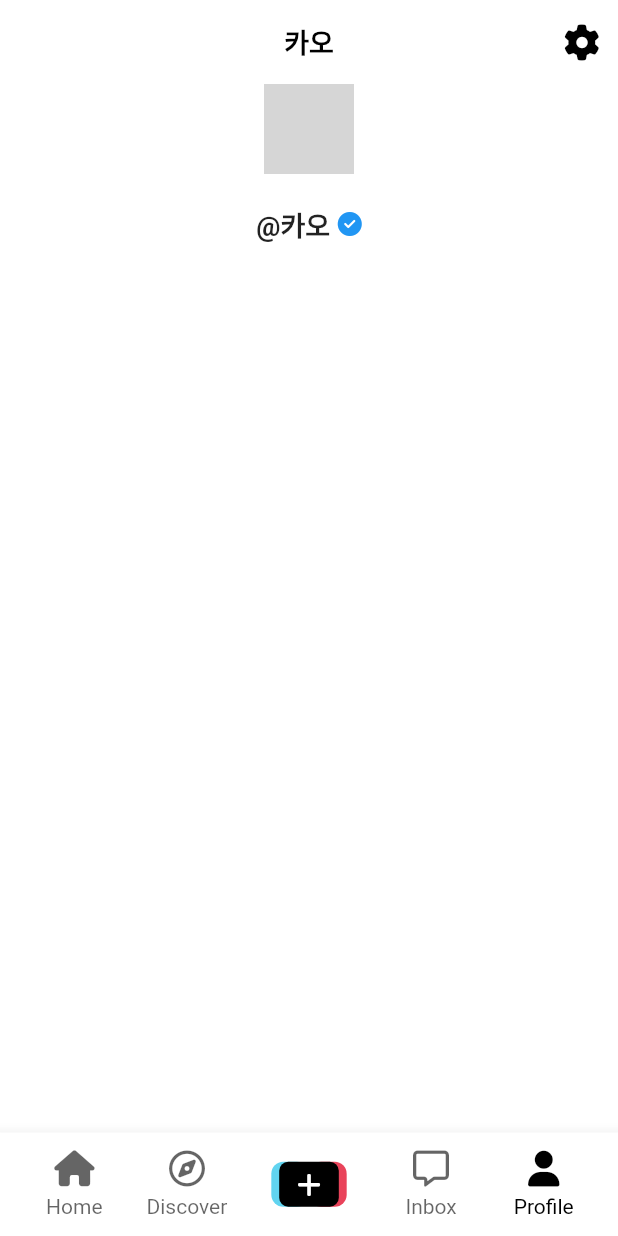
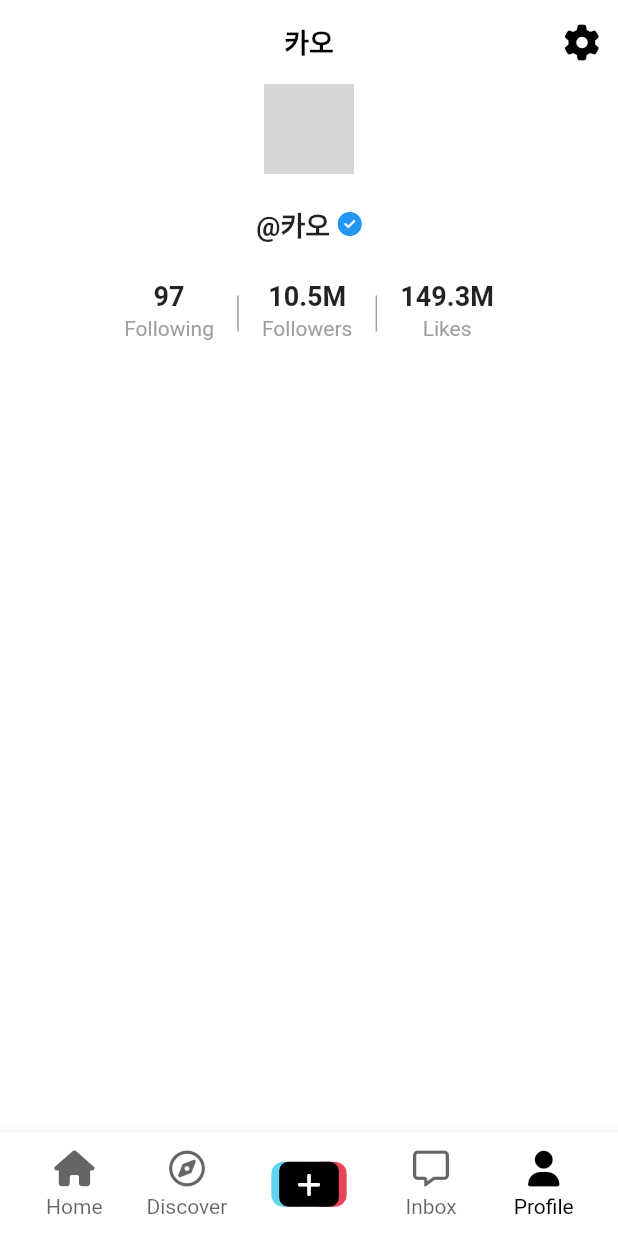
Before and after one commit to horu2day/tiktok_clone, a Flutter app: the screen it shows after launch, on a phone screen of 412 x 824 dp. Run offline on Flutter 3.47's test engine with Material 2 defaults, Android fonts, the phone set to English and light mode, and no system bars; our stand-ins replace font_awesome_flutter, video_player, visibility_detector; network calls fail; grey boxes are pictures that could not be loaded.

Commit message:
#12.5 VerticalDivider

```diff
--- a/lib/features/users/user_profile_screen.dart
+++ b/lib/features/users/user_profile_screen.dart
@@ -56,6 +56,83 @@ class _UserProfileScreenState extends State<UserProfileScreen> {
                   ),
                 ],
               ),
+              Gaps.v24,
+              SizedBox(
+                height: Sizes.size44,
+                child: Row(
+                  mainAxisAlignment: MainAxisAlignment.center,
+                  children: [
+                    Column(
+                      children: [
+                        const Text(
+                          "97",
+                          style: TextStyle(
+                            fontWeight: FontWeight.bold,
+                            fontSize: Sizes.size18,
+                          ),
+                        ),
+                        Gaps.v3,
+                        Text(
+                          "Following",
+                          style: TextStyle(
+                            color: Colors.grey.shade500,
+                          ),
+                        ),
+                      ],
+                    ),
+                    VerticalDivider(
+                      width: Sizes.size32,
+                      thickness: Sizes.size1,
+                      color: Colors.grey.shade500,
+                      indent: Sizes.size10,
+                      endIndent: Sizes.size10,
+                    ),
+                    Column(
+                      children: [
+                        const Text(
+                          "10.5M",
+                          style: TextStyle(
+                            fontWeight: FontWeight.bold,
+                            fontSize: Sizes.size18,
+                          ),
+                        ),
+                        Gaps.v3,
+                        Text(
+                          "Followers",
+                          style: TextStyle(
+                            color: Colors.grey.shade500,
+                          ),
+                        ),
+                      ],
+                    ),
+                    VerticalDivider(
+                      width: Sizes.size32,
+                      thickness: Sizes.size1,
+                      color: Colors.grey.shade500,
+                      indent: Sizes.size10,
+                      endIndent: Sizes.size10,
+                    ),
+                    Column(
+                      children: [
+                        const Text(
+                          "149.3M",
+                          style: TextStyle(
+                            fontWeight: FontWeight.bold,
+                            fontSize: Sizes.size18,
+                          ),
+                        ),
+                        Gaps.v3,
+                        Text(
+                          "Likes",
+                          style: TextStyle(
+                            color: Colors.grey.shade500,
+                          ),
+                        ),
+                      ],
+                    ),
+                  ],
+                ),
+              ),
             ],
           ),
         ),
```
